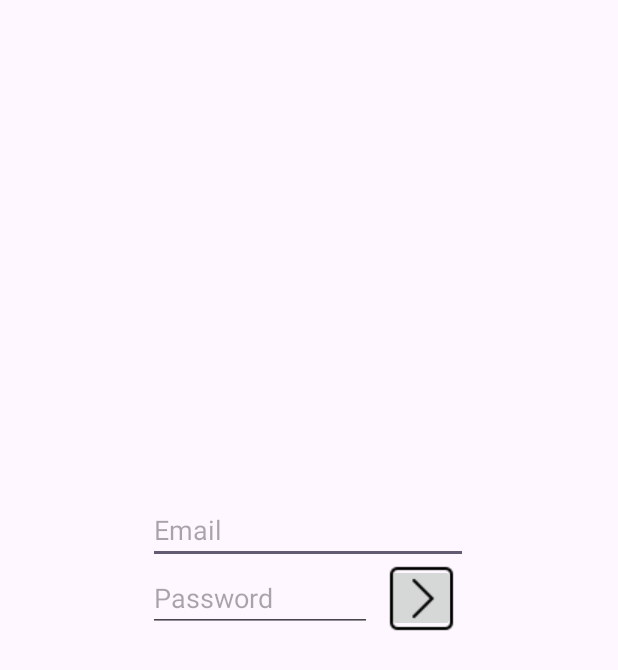
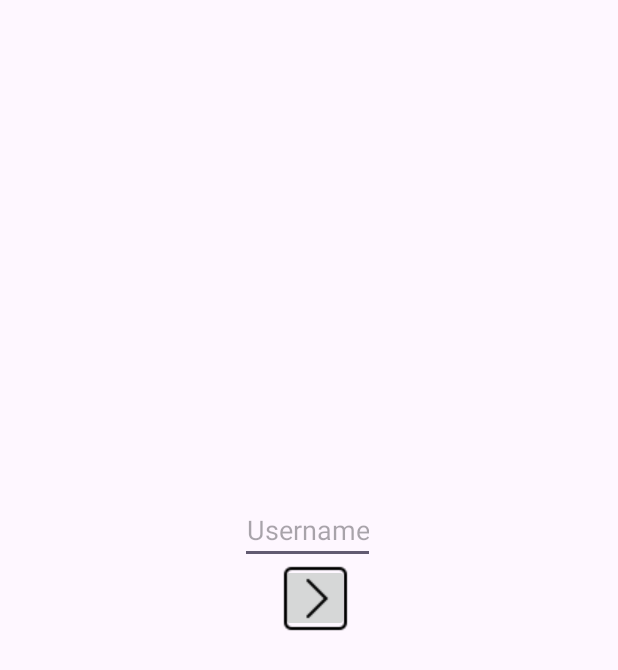
Before and after one commit to DeLanau/TDP028, an Android app: the screen it shows after launch (MainActivity), after a tap on an icon or button, on a phone screen of 412 x 824 dp. Shown: the top 670 px of the screen. Run offline under Robolectric (Android 15) with nearby library versions, the phone set to English and light mode, and no system bars; our stand-ins replace Firebase (no records; nobody signed in at launch, a user with empty details on screens opened directly); libraries missing offline, so code that uses them is left out: com.firebase.ui.

Commit message:
create user json with username and totaltime in internal app storage, some ui changes for first time using app.

```diff
--- a/app/src/main/assets/local_user.json
+++ /dev/null
@@ -1,3 +0,0 @@
-{
-  "username": ""
-}
--- a/app/src/main/java/com/nadla777/MainActivity.java
+++ b/app/src/main/java/com/nadla777/MainActivity.java
@@ -6,6 +6,7 @@ import androidx.appcompat.app.AppCompatDelegate;
 import androidx.fragment.app.FragmentManager;
 
 import android.app.AlertDialog;
+import android.content.Context;
 import android.content.DialogInterface;
 import android.content.Intent;
 import android.os.Bundle;
@@ -40,8 +41,12 @@ import com.nadla777.fragments.main_fragment;
 import java.io.BufferedReader;
 import java.io.BufferedWriter;
 import java.io.File;
+import java.io.FileInputStream;
+import java.io.FileOutputStream;
 import java.io.FileWriter;
 import java.io.IOException;
+import java.io.InputStreamReader;
+import java.io.OutputStreamWriter;
 import java.util.Collections;
 import java.util.HashMap;
 import java.util.List;
@@ -51,37 +56,39 @@ public class MainActivity extends AppCompatActivity {
 
     private FirebaseAuth auth;
     private DocumentReference firestore = FirebaseFirestore.getInstance().document("data/info");;
-    private EditText mail, password;
+    private EditText username;
+
 
     private static final int RC_SIGN_IN = 77;
+    private static boolean first_time = false;
 
     @Override
     protected void onCreate(Bundle savedInstanceState) {
         super.onCreate(savedInstanceState);
 
         setContentView(R.layout.activity_main);
-
-        auth = FirebaseAuth.getInstance();
-
-        mail = findViewById(R.id.emailField);
-        password = findViewById(R.id.passwordField);
+        username = findViewById(R.id.username);
 
         ImageButton login = findViewById(R.id.letsgo);
+        UserManager u_manager = new UserManager(getBaseContext());
+
+
+        if (u_manager.get_user_data() == null) {
+            username.setVisibility(View.VISIBLE);
+            login.setVisibility(View.VISIBLE);
+        }else{
+            username.setVisibility(View.GONE);
+            login.setVisibility(View.GONE);
+        }
 
         login.setOnClickListener(new View.OnClickListener() {
             @Override
             public void onClick(View view) {
-                Log.d("createUser", mail.getText().toString() + " " + password.getText().toString());
+                u_manager.create_new_user(username.getText().toString());
 
-                try {
-                    create_local_user(mail.getText().toString());
-                } catch (JSONException e) {
-                    throw new RuntimeException(e);
-                } catch (IOException e) {
-                    throw new RuntimeException(e);
-                }
+                //u_manager.clear();
 
-             /*   main_fragment  fragment = new main_fragment();
+                /*   main_fragment  fragment = new main_fragment();
                 FragmentManager manager = getSupportFragmentManager();
 
                 manager.beginTransaction().add(R.id.fragment_container, fragment, "test")
@@ -94,30 +101,10 @@ public class MainActivity extends AppCompatActivity {
         //login.setOnClickListener(view -> startNewActivity());
     }
 
-    private void create_local_user(String username) throws JSONException, IOException {
-        Log.d("TEST", "IN creaste local user");
-        JSONObject obj = new JSONObject();
-        obj.put("Username", username);
-
-        String obj_s = obj.toString();
-
-        File f = new File(this.getFilesDir(), "local_user");
-        FileWriter fileWriter = new FileWriter(f);
-        BufferedWriter bufferedWriter = new BufferedWriter(fileWriter);
-        bufferedWriter.write(obj_s);
-        bufferedWriter.close();
-        Log.d("TEST", "done with writing, saved at " + this.getFilesDir().toString());
-    }
-
-   private void check_user_exists() {
-
-   }
-
-    //Log in Activity
-    private void startNewActivity() {
+/*    private void startNewActivity() {
         Intent in = new Intent(this, LoggedinActivity.class);
         in.putExtra("mail", mail.getText().toString());
         in.putExtra("password", password.getText().toString());
         startActivity(in);
-    }
+    }*/
 }
--- a/app/src/main/java/com/nadla777/UserManager.java
+++ b/app/src/main/java/com/nadla777/UserManager.java
@@ -6,10 +6,12 @@ import org.json.JSONException;
 import org.json.JSONObject;
 
 import java.io.BufferedReader;
+import java.io.File;
+import java.io.FileInputStream;
+import java.io.FileOutputStream;
 import java.io.IOException;
-import java.io.InputStream;
 import java.io.InputStreamReader;
-import java.net.ContentHandler;
+import java.io.OutputStreamWriter;
 
 public class UserManager {
 
@@ -20,27 +22,53 @@ public class UserManager {
         this.context = context;
     }
 
-    public boolean exist(String username) {
+    public void create_new_user(String username) {
+        JSONObject jsonObject = new JSONObject();
         try {
-            String json = read_json(user_file);
-            JSONObject user_data = new JSONObject(json);
-            return user_data.has(username);
-        } catch (IOException | JSONException e) {
+            jsonObject.put("username", username);
+            jsonObject.put("total_time", 0);
+        } catch (JSONException e) {
             e.printStackTrace();
-            return false;
+        }
+
+        try {
+            FileOutputStream outputStream = context.openFileOutput(user_file, Context.MODE_PRIVATE);
+            OutputStreamWriter writer = new OutputStreamWriter(outputStream);
+            writer.write(jsonObject.toString());
+            writer.close();
+        } catch (IOException e) {
+            e.printStackTrace();
         }
     }
 
-    private String read_json(String file_name) throws IOException {
-        InputStream inputStream = context.getAssets().open(file_name);
-        BufferedReader reader = new BufferedReader(new InputStreamReader(inputStream));
-        StringBuilder j_string = new StringBuilder();
-        String line;
-        while ((line = reader.readLine()) != null) {
-            j_string.append(line);
+    public JSONObject get_user_data() {
+        try {
+            FileInputStream inputStream = context.openFileInput(user_file);
+            InputStreamReader reader = new InputStreamReader(inputStream);
+            BufferedReader bufferedReader = new BufferedReader(reader);
+
+            StringBuilder jsonAsString = new StringBuilder();
+            String line;
+            while ((line = bufferedReader.readLine()) != null) {
+                jsonAsString.append(line);
+            }
+
+            JSONObject jsonObject = new JSONObject(jsonAsString.toString());
+            return jsonObject;
+        } catch (IOException | JSONException e) {
+            e.printStackTrace();
         }
-        reader.close();
-        return j_string.toString();
+        return null;
+    }
+
+    public void clear() {
+        File dir = context.getFilesDir();
+        File[] files = dir.listFiles();
+        if (files != null) {
+            for (File file : files) {
+                file.delete();
+            }
+        }
     }
 
 }
--- a/app/src/main/res/layout/activity_main.xml
+++ b/app/src/main/res/layout/activity_main.xml
@@ -8,16 +8,18 @@
 
 
     <EditText
-        android:id="@+id/emailField"
+        android:id="@+id/username"
         android:layout_width="wrap_content"
         android:layout_height="wrap_content"
         android:layout_marginLeft="8dp"
         android:layout_marginRight="8dp"
         android:layout_marginBottom="-350dp"
-        android:ems="10"
-        android:hint="Email"
 
-        android:inputType="textEmailAddress"
+        android:hint="@string/username"
+        android:gravity="center"
+        android:textCursorDrawable="@null"
+
+        android:inputType="textPersonName"
         app:layout_constraintBottom_toBottomOf="parent"
         app:layout_constraintHorizontal_bias="0.497"
         app:layout_constraintLeft_toLeftOf="parent"
@@ -50,7 +52,7 @@
         app:layout_constraintTop_toBottomOf="@id/passwordField"
         app:layout_constraintVertical_bias="0.0" />-->
 
-    <EditText
+   <!-- <EditText
         android:id="@+id/passwordField"
         android:layout_width="wrap_content"
         android:layout_height="wrap_content"
@@ -61,7 +63,7 @@
         android:inputType="textPassword"
         app:layout_constraintTop_toBottomOf="@id/emailField"
         app:layout_constraintLeft_toLeftOf="@id/emailField"
-        />
+        />-->
 
     <ImageButton
         android:id="@+id/letsgo"
@@ -69,8 +71,9 @@
         android:layout_height="45dp"
         android:layout_marginLeft="10dp"
         android:src="@drawable/letsgo_button"
-        app:layout_constraintBottom_toBottomOf="@id/passwordField"
-        app:layout_constraintLeft_toRightOf="@id/passwordField"
+        app:layout_constraintTop_toBottomOf="@id/username"
+        app:layout_constraintRight_toRightOf="@+id/username"
+        app:layout_constraintLeft_toLeftOf="@+id/username"
      />
 
     <FrameLayout
--- a/app/src/main/res/values/strings.xml
+++ b/app/src/main/res/values/strings.xml
@@ -2,6 +2,8 @@
     <string name="app_name">TDP028 Project</string>
     <!-- TODO: Remove or change this placeholder text -->
     <string name="hello_blank_fragment">Hello blank fragment</string>
+
+    <string name="username">Username</string>
 
     <string name="focus">Focus</string>
     <string name="start_focus">Start Focus</string>
```
